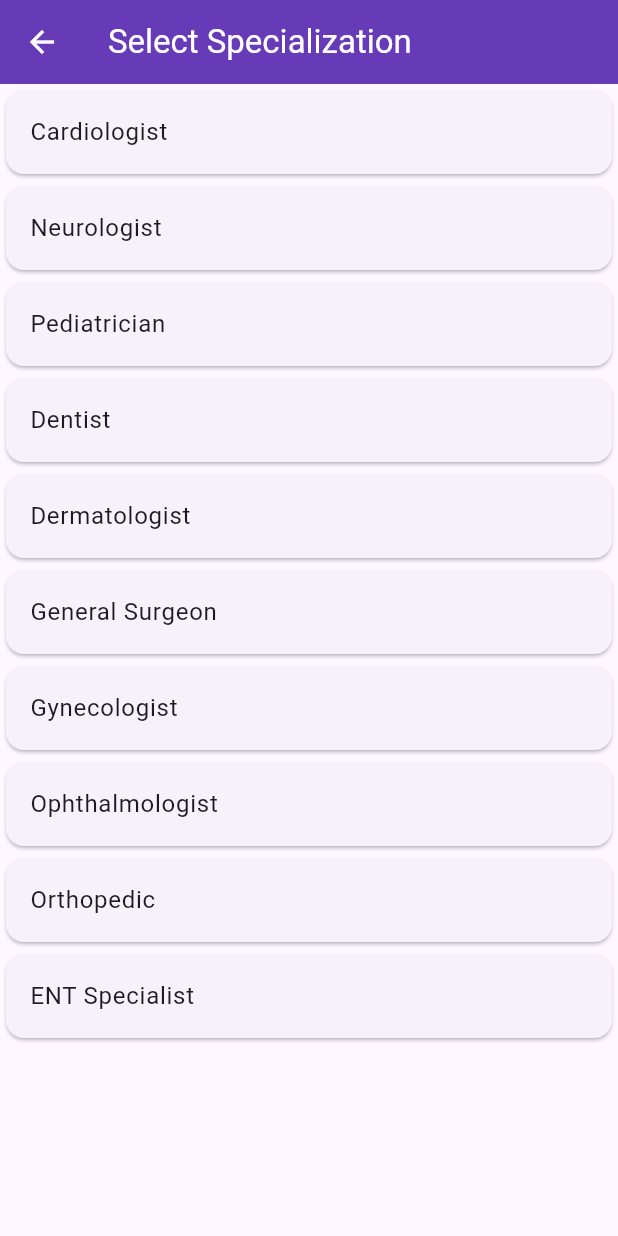
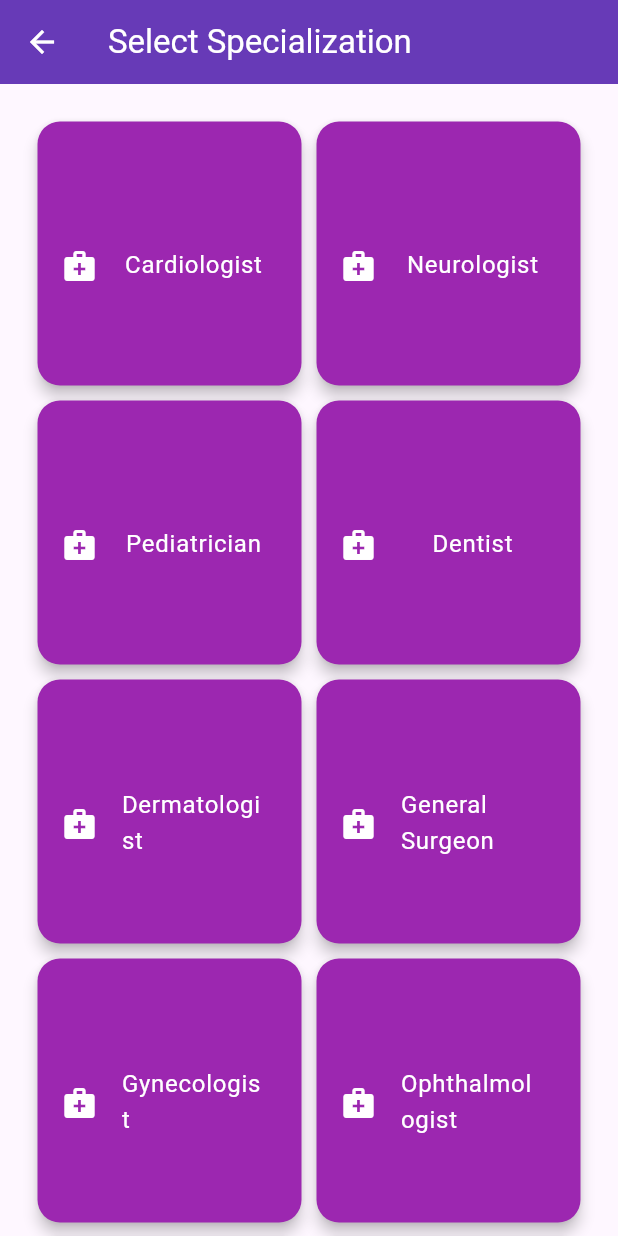
Before and after one commit to gokulvijayanand/healthcareapp, a Flutter app: the screen it shows after launch, after a tap on "Appointment", on a phone screen of 412 x 824 dp. Run offline on Flutter 3.47's test engine with Material 3 defaults, Android fonts, the phone set to English and light mode, and no system bars; our stand-ins replace lottie, table_calendar.

Commit message:
the colour of fornt canged

```diff
--- a/lib/screens/specialization_list_page.dart
+++ b/lib/screens/specialization_list_page.dart
@@ -11,6 +11,7 @@ class SpecializationListPage extends StatefulWidget {
 
 class _SpecializationListPageState extends State<SpecializationListPage> {
   List<String> _specializations = [];
+  String? _hoveredSpecialization;
 
   @override
   void initState() {
@@ -39,23 +40,59 @@ class _SpecializationListPageState extends State<SpecializationListPage> {
       appBar: AppBar(
         title: Text('Select Specialization'),
       ),
-      body: ListView.builder(
-        itemCount: _specializations.length,
-        itemBuilder: (context, index) {
-          return Card(
+      body: SingleChildScrollView(
+        physics: ScrollPhysics(), // Enables scrolling
+        padding: EdgeInsets.all(20.0), // Adds space around the GridView
+        child: GridView.count(
+          shrinkWrap: true, // wrap content tightly
+          crossAxisCount: 2,
+          children: _specializations.map((specialization) {
+            return Padding(
+              padding: EdgeInsets.all(1.0), // Adds space between the cards
+              child: MouseRegion(
+                onEnter: (event) {
+                  setState(() {
+                    // Change color on hover
+                    _hoveredSpecialization = specialization;
+                  });
+                },
+
+                onExit: (event) {
+                  setState(() {
+                    _hoveredSpecialization = Colors.white as String?;
+                  });
+                },
+                child: Card(
+                  elevation: 4, // Add elevation for shadow effect
+                  shape: RoundedRectangleBorder(
+                    borderRadius: BorderRadius.circular(15), // Rounded corners
+                  ),
+                  color: _hoveredSpecialization == specialization
+                      ? Colors.purple.withOpacity(0.8) // Lighter purple on hover
+                      : Colors.purple, // Default purple color
                   child: ListTile(
-              title: Text(_specializations[index]),
+                    leading: Icon(Icons.medical_services, color: Colors.white), // Icon
+                    title: Center(
+                      child: Text(
+                        specialization,
+                        style: TextStyle(color: Colors.white), // White text color
+                      ),
+                    ),
                     onTap: () {
                       Navigator.push(
                         context,
                         MaterialPageRoute(
-                    builder: (context) => DoctorsListPage(specialization: _specializations[index]),
+                          builder: (context) =>
+                              DoctorsListPage(specialization: specialization),
                         ),
                       );
                     },
                   ),
+                ),
+              ),
             );
-        },
+          }).toList(),
+        ),
       ),
     );
   }
--- a/lib/screens/splash_screen.dart
+++ b/lib/screens/splash_screen.dart
@@ -26,21 +26,21 @@ class _SplashScreenState extends State<SplashScreen> {
     return Scaffold(
       body: Stack(
         children: <Widget>[
-          Container(
-            decoration: BoxDecoration(
-              image: DecorationImage(
-                image: AssetImage("assets/images/doctor_sp.jpg"),
-                fit: BoxFit.fill,
-              ),
-            ),
-          ),
+          // Container(
+          //   decoration: BoxDecoration(
+          //     image: DecorationImage(
+          //       image: AssetImage("assets/images/doctor_sp.jpg"),
+          //       fit: BoxFit.fill,
+          //     ),
+          //   ),
+          // ),
           Positioned.fill(
             child: Opacity(
               opacity: .6,
               child: Container(
                 decoration: BoxDecoration(
                   gradient: LinearGradient(
-                      colors: [LightColor.purpleExtraLight, LightColor.purple],
+                      colors: [LightColor.purple, LightColor.purple],
                       begin: Alignment.topCenter,
                       end: Alignment.bottomCenter,
                       tileMode: TileMode.mirror,
@@ -61,7 +61,7 @@ class _SplashScreenState extends State<SplashScreen> {
               //Image.asset("assets/images/heartbeat.png", color: Colors.white,height: 100,),
               Card(
                 shape: RoundedRectangleBorder( // This rounds the corners of the Card
-                borderRadius: BorderRadius.circular(12.0),
+                borderRadius: BorderRadius.circular(20.0),
                 ),
                 color: Colors.deepPurple,
 
```
Lines whose indentation alone changed are shown as unchanged.
